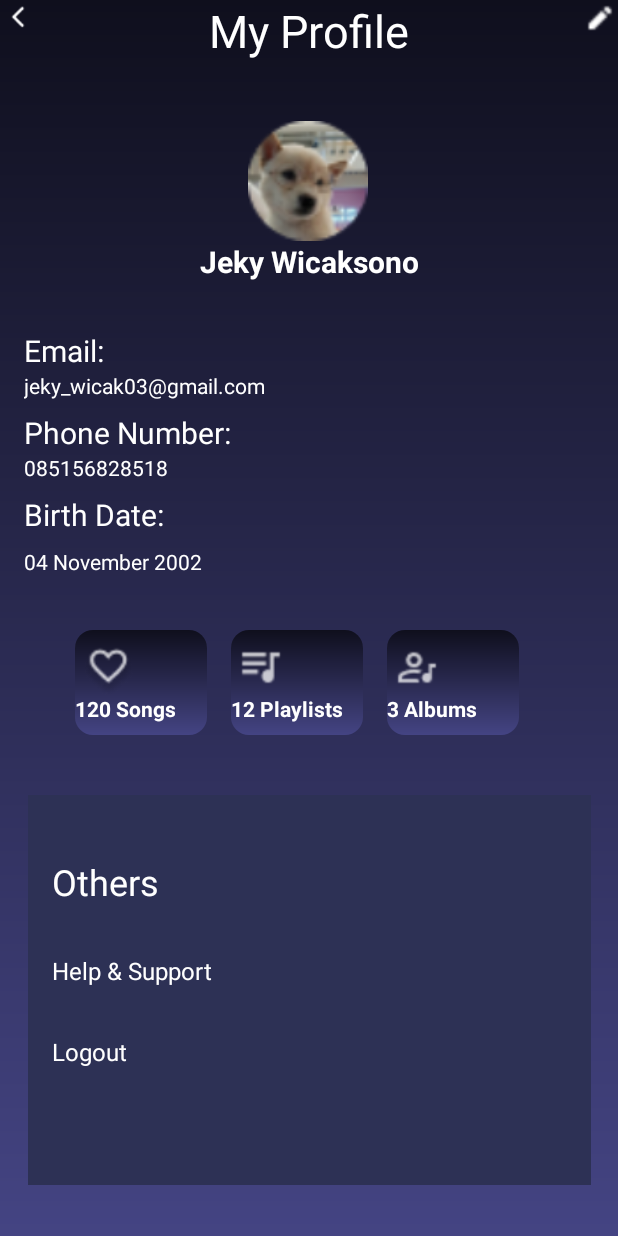
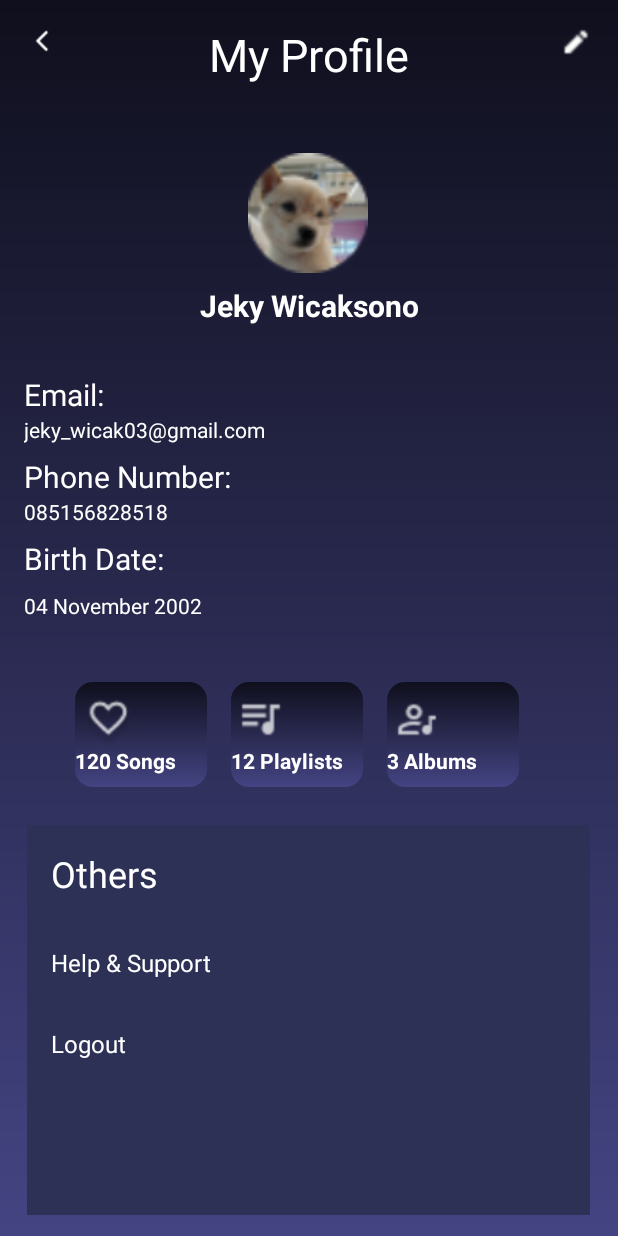
Before and after one commit to erianaerwt/vibeTune, an Android app: the layout profil.xml on its own in the app's theme, with its tools: preview values and no code run, on a phone screen of 412 x 824 dp. Run offline under Robolectric (Android 15) with nearby library versions, the phone set to English and light mode, and no system bars.

Commit message:
update profile

```diff
--- a/app/src/main/res/layout/profil.xml
+++ b/app/src/main/res/layout/profil.xml
@@ -5,7 +5,7 @@
     xmlns:tools="http://schemas.android.com/tools"
     android:layout_width="match_parent"
     android:layout_height="match_parent"
-    android:background="@drawable/backgorund_profile"
+    android:background="@drawable/background_profile"
     tools:context=".ProfileActivity">
 
     <!-- Back Button -->
@@ -15,10 +15,10 @@
         android:layout_height="24dp"
         android:src="@drawable/back"
         android:contentDescription="Back"
+        android:layout_marginStart="16dp"
+        android:layout_marginTop="16dp"
         app:layout_constraintStart_toStartOf="parent"
-        app:layout_constraintTop_toTopOf="parent"
-        app:layout_constraintMarginStart="16dp"
-        app:layout_constraintMarginTop="16dp" />
+        app:layout_constraintTop_toTopOf="parent" />
 
     <!-- Edit Button -->
     <ImageView
@@ -27,10 +27,10 @@
         android:layout_height="24dp"
         android:src="@drawable/edit"
         android:contentDescription="Edit"
+        android:layout_marginEnd="16dp"
+        android:layout_marginTop="16dp"
         app:layout_constraintEnd_toEndOf="parent"
-        app:layout_constraintTop_toTopOf="parent"
-        app:layout_constraintMarginEnd="16dp"
-        app:layout_constraintMarginTop="16dp" />
+        app:layout_constraintTop_toTopOf="parent" />
 
     <!-- Profile Header -->
     <TextView
@@ -40,11 +40,11 @@
         android:text="My Profile"
         android:textColor="@color/white"
         android:textSize="30sp"
+        android:layout_marginTop="16dp"
         app:layout_constraintTop_toTopOf="parent"
         app:layout_constraintStart_toEndOf="@id/backButton"
         app:layout_constraintEnd_toStartOf="@id/editButton"
-        app:layout_constraintHorizontal_bias="0.5"
-        app:layout_constraintMarginTop="16dp" />
+        app:layout_constraintHorizontal_bias="0.5" />
 
     <!-- Profile Picture -->
 
@@ -53,12 +53,11 @@
         android:id="@+id/profilePicture"
         android:layout_width="80dp"
         android:layout_height="80dp"
-        android:layout_marginTop="40dp"
+        android:layout_marginTop="45dp"
         android:contentDescription="Profile Picture"
         android:src="@drawable/profile_image"
         app:layout_constraintEnd_toEndOf="parent"
         app:layout_constraintHorizontal_bias="0.498"
-        app:layout_constraintMarginTop="5dp"
         app:layout_constraintStart_toStartOf="parent"
         app:layout_constraintTop_toBottomOf="@id/profileHeader" />
 
@@ -70,10 +69,10 @@
         android:textColor="@color/white"
         android:textSize="20sp"
         android:textStyle="bold"
+        android:layout_marginTop="8dp"
         app:layout_constraintTop_toBottomOf="@id/profilePicture"
         app:layout_constraintStart_toStartOf="parent"
-        app:layout_constraintEnd_toEndOf="parent"
-        app:layout_constraintMarginTop="8dp" />
+        app:layout_constraintEnd_toEndOf="parent" />
 
     <!-- User Info Section -->
     <LinearLayout
@@ -85,8 +84,7 @@
         android:layout_marginTop="16dp"
         app:layout_constraintTop_toBottomOf="@id/userName"
         app:layout_constraintStart_toStartOf="parent"
-        app:layout_constraintEnd_toEndOf="parent"
-        app:layout_constraintMarginTop="16dp">
+        app:layout_constraintEnd_toEndOf="parent">
 
         <TextView
             android:id="@+id/email"
@@ -141,27 +139,24 @@
     </LinearLayout>
 
     <!-- Music Info Section -->
+
+    <!-- Others Section -->
     <LinearLayout
         android:id="@+id/musicInfo"
-        android:layout_width="match_parent"
+        android:layout_width="0dp"
         android:layout_height="wrap_content"
+        android:layout_marginTop="25dp"
         android:orientation="horizontal"
-        android:layout_marginTop="20dp"
-        app:layout_constraintTop_toBottomOf="@id/userInfo"
+        app:layout_constraintEnd_toEndOf="parent"
+        app:layout_constraintHorizontal_bias="0.0"
         app:layout_constraintStart_toStartOf="parent"
-        app:layout_constraintEnd_toEndOf="parent">
+        app:layout_constraintTop_toBottomOf="@id/userInfo">
 
-        <LinearLayout
-            android:layout_width="match_parent"
-            android:layout_height="wrap_content"
-            android:gravity="center"
-            android:orientation="horizontal"
-            android:paddingHorizontal="8dp">
-
-            <!-- 120 Songs -->
+        <!-- Content inside Music Info -->
         <FrameLayout
             android:layout_width="88dp"
             android:layout_height="70dp"
+            android:layout_marginStart="50dp"
             android:layout_marginEnd="16dp"
             android:background="@drawable/border_song">
 
@@ -237,26 +232,23 @@
         </FrameLayout>
     </LinearLayout>
 
-    </LinearLayout>
-
-    <!-- Others Section -->
     <LinearLayout
         android:id="@+id/others"
         android:layout_width="375dp"
         android:layout_height="260dp"
-        android:layout_marginTop="40dp"
+        android:orientation="vertical"
         android:background="#2D3155"
-        android:orientation="vertical"
+        android:layout_marginTop="25dp"
+        app:layout_constraintTop_toBottomOf="@id/musicInfo"
+        app:layout_constraintStart_toStartOf="parent"
         app:layout_constraintEnd_toEndOf="parent"
-        app:layout_constraintStart_toStartOf="parent"
-        app:layout_constraintTop_toBottomOf="@id/musicInfo">
+        app:layout_constraintHorizontal_bias="0.498">
 
         <TextView
             android:id="@+id/others_text"
             android:layout_width="wrap_content"
             android:layout_height="wrap_content"
             android:layout_margin="16dp"
-            android:paddingTop="25dp"
             android:text="Others"
             android:textColor="@color/white"
             android:textSize="24sp" />
@@ -265,18 +257,18 @@
             android:id="@+id/helpSupport"
             android:layout_width="wrap_content"
             android:layout_height="wrap_content"
-            android:layout_margin="16dp"
             android:text="Help &amp; Support"
             android:textColor="@color/white"
-            android:textSize="16sp" />
+            android:textSize="16sp"
+            android:layout_margin="16dp" />
 
         <TextView
             android:id="@+id/logout"
             android:layout_width="wrap_content"
             android:layout_height="wrap_content"
-            android:layout_margin="16dp"
             android:text="Logout"
             android:textColor="@color/white"
-            android:textSize="16sp" />
+            android:textSize="16sp"
+            android:layout_margin="16dp" />
     </LinearLayout>
 </androidx.constraintlayout.widget.ConstraintLayout>
```
Also changed, not shown: app/src/main/res/drawable/background_profile.xml (renamed from app/src/main/res/drawable/backgorund_profile.xml). Lines whose indentation alone changed are shown as unchanged.
